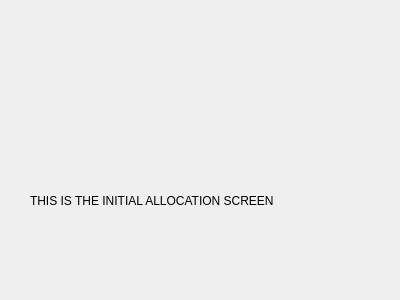
dwattttt/marketsim, file MarketSimulation/initialallocationscreen.ui: the form before one commit.
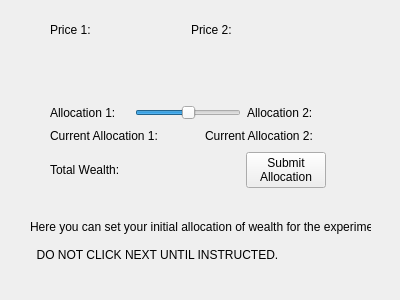
The form after the commit.

Commit message: Implemented the initial allocation screen.

```diff
--- a/MarketSimulation/initialallocationscreen.ui
+++ b/MarketSimulation/initialallocationscreen.ui
@@ -17,15 +17,240 @@
    <property name="geometry">
     <rect>
      <x>30</x>
-     <y>130</y>
+     <y>210</y>
      <width>341</width>
-     <height>141</height>
+     <height>61</height>
     </rect>
    </property>
    <property name="text">
-    <string>THIS IS THE INITIAL ALLOCATION SCREEN</string>
+    <string>Here you can set your initial allocation of wealth for the experiment.
+
+  DO NOT CLICK NEXT UNTIL INSTRUCTED.</string>
    </property>
   </widget>
+  <widget class="QWidget" name="layoutWidget">
+   <property name="geometry">
+    <rect>
+     <x>50</x>
+     <y>20</y>
+     <width>276</width>
+     <height>168</height>
+    </rect>
+   </property>
+   <layout class="QVBoxLayout" name="verticalLayout">
+    <item>
+     <layout class="QHBoxLayout" name="horizontalLayout_3">
+      <item>
+       <layout class="QHBoxLayout" name="horizontalLayout_2">
+        <item>
+         <widget class="QLabel" name="label_3">
+          <property name="text">
+           <string>Price 1:</string>
+          </property>
+         </widget>
+        </item>
+        <item>
+         <widget class="QLabel" name="price1Label">
+          <property name="text">
+           <string/>
+          </property>
+         </widget>
+        </item>
+        <item>
+         <spacer name="horizontalSpacer_2">
+          <property name="orientation">
+           <enum>Qt::Horizontal</enum>
+          </property>
+          <property name="sizeHint" stdset="0">
+           <size>
+            <width>40</width>
+            <height>20</height>
+           </size>
+          </property>
+         </spacer>
+        </item>
+       </layout>
+      </item>
+      <item>
+       <layout class="QHBoxLayout" name="horizontalLayout">
+        <item>
+         <widget class="QLabel" name="label_4">
+          <property name="text">
+           <string>Price 2:</string>
+          </property>
+         </widget>
+        </item>
+        <item>
+         <widget class="QLabel" name="price2Label">
+          <property name="text">
+           <string/>
+          </property>
+         </widget>
+        </item>
+        <item>
+         <spacer name="horizontalSpacer">
+          <property name="orientation">
+           <enum>Qt::Horizontal</enum>
+          </property>
+          <property name="sizeHint" stdset="0">
+           <size>
+            <width>40</width>
+            <height>20</height>
+           </size>
+          </property>
+         </spacer>
+        </item>
+       </layout>
+      </item>
+     </layout>
+    </item>
+    <item>
+     <spacer name="verticalSpacer">
+      <property name="orientation">
+       <enum>Qt::Vertical</enum>
+      </property>
+      <property name="sizeHint" stdset="0">
+       <size>
+        <width>20</width>
+        <height>40</height>
+       </size>
+      </property>
+     </spacer>
+    </item>
+    <item>
+     <layout class="QHBoxLayout" name="horizontalLayout_5">
+      <item>
+       <widget class="QLabel" name="label_5">
+        <property name="text">
+         <string>Allocation 1:</string>
+        </property>
+       </widget>
+      </item>
+      <item>
+       <widget class="QLabel" name="allocation1Label">
+        <property name="text">
+         <string/>
+        </property>
+       </widget>
+      </item>
+      <item>
+       <widget class="QSlider" name="allocationSlider">
+        <property name="maximum">
+         <number>100</number>
+        </property>
+        <property name="sliderPosition">
+         <number>50</number>
+        </property>
+        <property name="tracking">
+         <bool>true</bool>
+        </property>
+        <property name="orientation">
+         <enum>Qt::Horizontal</enum>
+        </property>
+       </widget>
+      </item>
+      <item>
+       <widget class="QLabel" name="label_6">
+        <property name="text">
+         <string>Allocation 2:</string>
+        </property>
+       </widget>
+      </item>
+      <item>
+       <widget class="QLabel" name="allocation2Label">
+        <property name="text">
+         <string/>
+        </property>
+       </widget>
+      </item>
+     </layout>
+    </item>
+    <item>
+     <layout class="QHBoxLayout" name="horizontalLayout_6">
+      <item>
+       <widget class="QLabel" name="label_7">
+        <property name="text">
+         <string>Current Allocation 1:</string>
+        </property>
+       </widget>
+      </item>
+      <item>
+       <widget class="QLabel" name="curAllocation1Label">
+        <property name="text">
+         <string/>
+        </property>
+       </widget>
+      </item>
+      <item>
+       <spacer name="horizontalSpacer_4">
+        <property name="orientation">
+         <enum>Qt::Horizontal</enum>
+        </property>
+        <property name="sizeHint" stdset="0">
+         <size>
+          <width>40</width>
+          <height>20</height>
+         </size>
+        </property>
+       </spacer>
+      </item>
+      <item>
+       <widget class="QLabel" name="label_8">
+        <property name="text">
+         <string>Current Allocation 2:</string>
+        </property>
+       </widget>
+      </item>
+      <item>
+       <widget class="QLabel" name="curAllocation2Label">
+        <property name="text">
+         <string/>
+        </property>
+       </widget>
+      </item>
+     </layout>
+    </item>
+    <item>
+     <layout class="QHBoxLayout" name="horizontalLayout_4">
+      <item>
+       <widget class="QLabel" name="label_9">
+        <property name="text">
+         <string>Total Wealth:</string>
+        </property>
+       </widget>
+      </item>
+      <item>
+       <widget class="QLabel" name="wealthLabel">
+        <property name="text">
+         <string/>
+        </property>
+       </widget>
+      </item>
+      <item>
+       <spacer name="horizontalSpacer_3">
+        <property name="orientation">
+         <enum>Qt::Horizontal</enum>
+        </property>
+        <property name="sizeHint" stdset="0">
+         <size>
+          <width>40</width>
+          <height>20</height>
+         </size>
+        </property>
+       </spacer>
+      </item>
+      <item>
+       <widget class="QPushButton" name="allocationButton">
+        <property name="text">
+         <string>Submit
+Allocation</string>
+        </property>
+       </widget>
+      </item>
+     </layout>
+    </item>
+   </layout>
+  </widget>
  </widget>
  <resources/>
  <connections/>
```
The commit also changes 7 other files.
